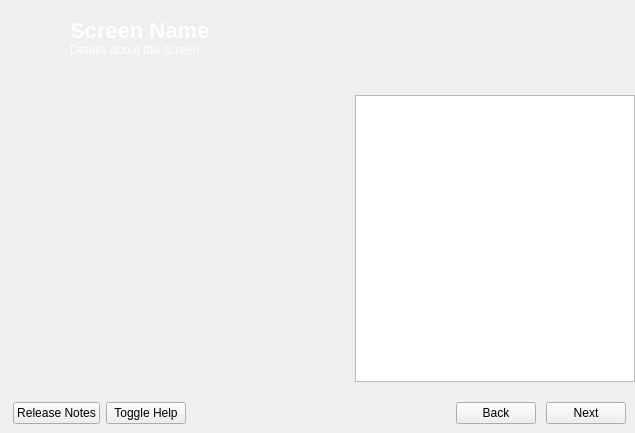
Before: the Qt Designer form yali4/gui/Ui/main.ui in dadas45li/yali, drawn with Qt 5.
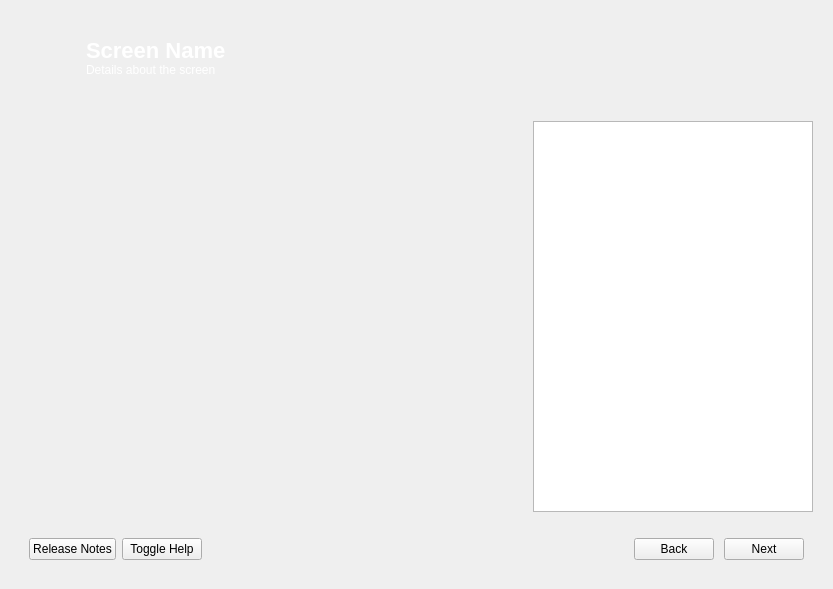
After: the same form once the commit is applied. Icons and pictures are not drawn.

```diff
--- a/yali4/gui/Ui/main.ui
+++ b/yali4/gui/Ui/main.ui
@@ -6,38 +6,17 @@
    <rect>
     <x>0</x>
     <y>0</y>
-    <width>635</width>
-    <height>433</height>
+    <width>833</width>
+    <height>589</height>
    </rect>
   </property>
   <property name="windowTitle">
    <string>Yali4</string>
   </property>
-  <layout class="QGridLayout" name="gridLayout">
-   <property name="verticalSpacing">
-    <number>0</number>
-   </property>
-   <property name="margin">
-    <number>0</number>
-   </property>
+  <layout class="QGridLayout" name="gridLayout_3">
    <item row="0" column="0">
     <widget class="QWidget" name="Yali" native="true">
      <layout class="QGridLayout" name="gridLayout_2">
-      <property name="leftMargin">
-       <number>4</number>
-      </property>
-      <property name="topMargin">
-       <number>0</number>
-      </property>
-      <property name="rightMargin">
-       <number>0</number>
-      </property>
-      <property name="bottomMargin">
-       <number>0</number>
-      </property>
-      <property name="verticalSpacing">
-       <number>0</number>
-      </property>
       <item row="0" column="0">
        <widget class="QFrame" name="frame_4">
         <property name="sizePolicy">
@@ -217,16 +196,32 @@
        </widget>
       </item>
       <item row="1" column="0">
-       <layout class="QVBoxLayout">
-        <property name="spacing">
+       <layout class="QHBoxLayout" name="horizontalLayout">
+        <item>
+         <widget class="QScrollArea" name="scrollArea">
+          <property name="frameShape">
+           <enum>QFrame::NoFrame</enum>
+          </property>
+          <property name="widgetResizable">
+           <bool>true</bool>
+          </property>
+          <widget class="QWidget" name="scrollAreaWidgetContents">
+           <property name="geometry">
+            <rect>
+             <x>0</x>
+             <y>0</y>
+             <width>521</width>
+             <height>431</height>
+            </rect>
+           </property>
+           <layout class="QGridLayout" name="gridLayout">
+            <property name="margin">
          <number>0</number>
         </property>
-        <item>
-         <layout class="QHBoxLayout">
           <property name="spacing">
            <number>0</number>
           </property>
-          <item>
+            <item row="0" column="0">
            <widget class="QStackedWidget" name="mainStack">
             <property name="currentIndex">
              <number>0</number>
@@ -234,6 +229,10 @@
             <widget class="QWidget" name="page"/>
            </widget>
           </item>
+           </layout>
+          </widget>
+         </widget>
+        </item>
           <item>
            <widget class="QFrame" name="helpContentFrame">
             <property name="sizePolicy">
@@ -314,7 +313,7 @@
           </item>
          </layout>
         </item>
-        <item>
+      <item row="2" column="0">
          <widget class="QFrame" name="frame_3">
           <property name="frameShape">
            <enum>QFrame::NoFrame</enum>
@@ -428,8 +427,6 @@
          </widget>
         </item>
        </layout>
-      </item>
-     </layout>
     </widget>
    </item>
   </layout>
```
Left out of the diff: 3 changed lines with no effect on the pictures. Lines whose indentation alone changed are shown as unchanged.
